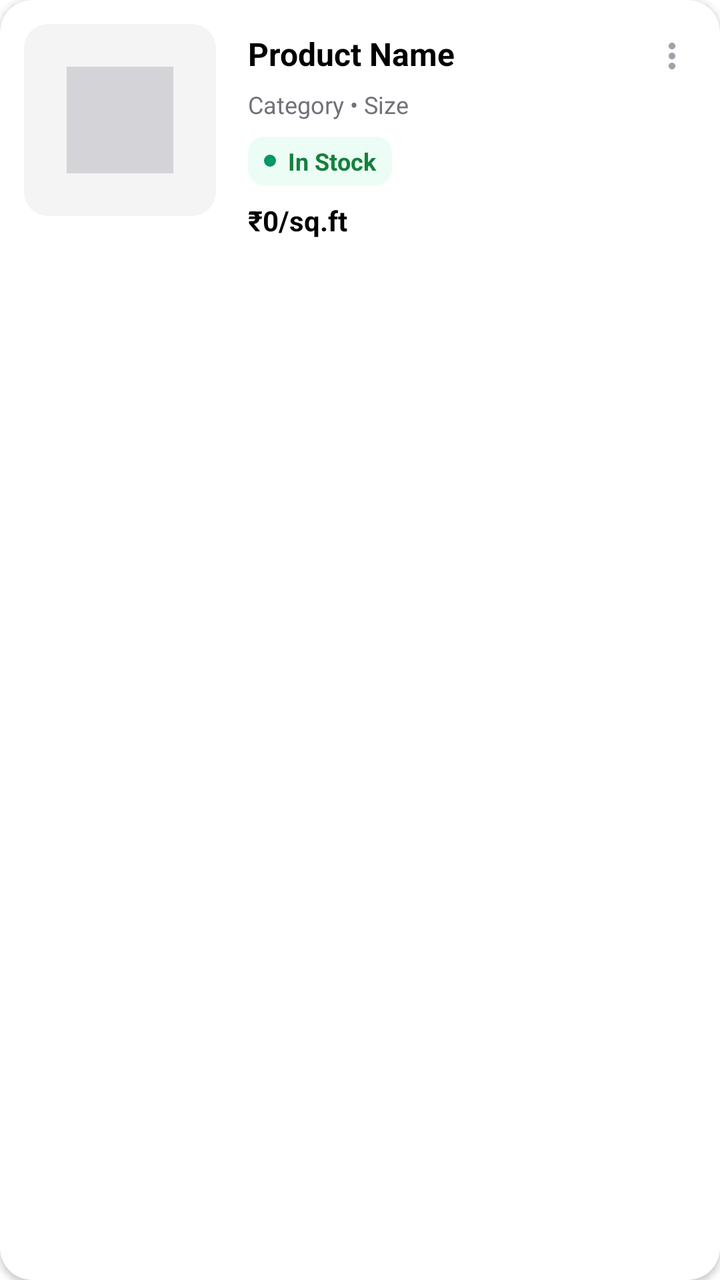
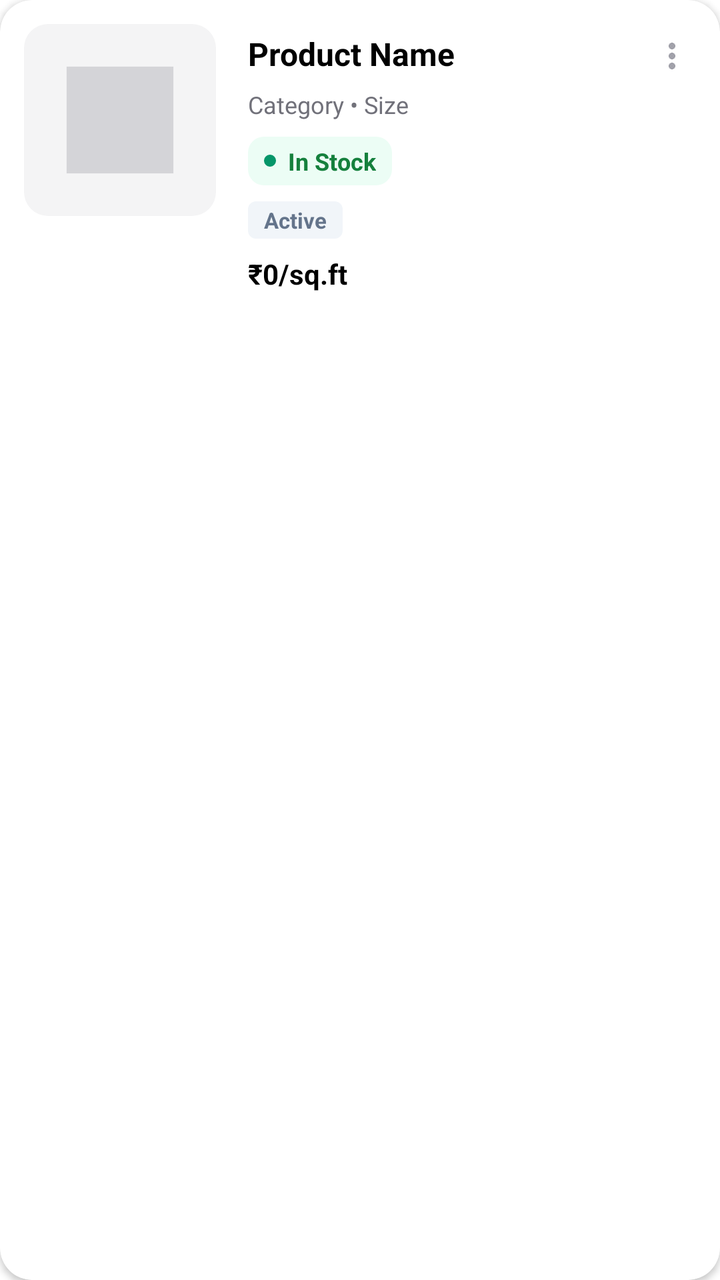

Screens rendered from an Android XML layout before and after an edit, with the pre-edit source and the edit as a unified diff.
<!-- AndroidManifest.xml: application theme Theme.Florra -->
<!-- res/layout/item_product_admin.xml -->
<?xml version="1.0" encoding="utf-8"?>
<androidx.cardview.widget.CardView xmlns:android="http://schemas.android.com/apk/res/android"
    xmlns:app="http://schemas.android.com/apk/res-auto"
    android:layout_width="match_parent"
    android:layout_height="wrap_content"
    android:layout_marginBottom="12dp"
    app:cardBackgroundColor="@color/white"
    app:cardCornerRadius="16dp"
    app:cardElevation="2dp"
    android:clickable="true"
    android:focusable="true"
    android:foreground="?attr/selectableItemBackground">

    <LinearLayout
        android:layout_width="match_parent"
        android:layout_height="wrap_content"
        android:orientation="horizontal"
        android:padding="12dp">

        
        <LinearLayout
            android:layout_width="96dp"
            android:layout_height="96dp"
            android:background="@drawable/bg_product_image"
            android:gravity="center"
            android:layout_marginEnd="16dp">

            <ImageView
                android:id="@+id/imageProduct"
                android:layout_width="80dp"
                android:layout_height="80dp"
                android:src="@drawable/ic_tile_placeholder"
                android:scaleType="centerCrop"
                app:tint="@color/zinc_300" />

        </LinearLayout>

        
        <LinearLayout
            android:layout_width="0dp"
            android:layout_height="wrap_content"
            android:layout_weight="1"
            android:orientation="vertical"
            android:paddingVertical="4dp">

            
            <RelativeLayout
                android:layout_width="match_parent"
                android:layout_height="wrap_content"
                android:layout_marginBottom="4dp">

                
                <TextView
                    android:id="@+id/textName"
                    android:layout_width="wrap_content"
                    android:layout_height="wrap_content"
                    android:text="Product Name"
                    android:textColor="@color/primary_color"
                    android:textSize="16sp"
                    android:textStyle="bold"
                    android:layout_alignParentStart="true"
                    android:layout_toStartOf="@id/btnMore" />

                
                <ImageView
                    android:id="@+id/btnMore"
                    android:layout_width="24dp"
                    android:layout_height="24dp"
                    android:src="@drawable/ic_more_vert"
                    app:tint="@color/zinc_400"
                    android:background="?attr/selectableItemBackgroundBorderless"
                    android:clickable="true"
                    android:focusable="true"
                    android:layout_alignParentEnd="true"
                    android:padding="2dp" />

            </RelativeLayout>

            
            <TextView
                android:id="@+id/textDetails"
                android:layout_width="wrap_content"
                android:layout_height="wrap_content"
                android:text="Category • Size"
                android:textColor="@color/zinc_500"
                android:textSize="12sp"
                android:layout_marginBottom="8dp" />

            
            <LinearLayout
                android:id="@+id/stockContainer"
                android:layout_width="wrap_content"
                android:layout_height="wrap_content"
                android:orientation="horizontal"
                android:gravity="center_vertical"
                android:background="@drawable/bg_stock_in"
                android:paddingHorizontal="8dp"
                android:paddingVertical="4dp"
                android:layout_marginBottom="8dp">

                
                <View
                    android:id="@+id/stockDot"
                    android:layout_width="6dp"
                    android:layout_height="6dp"
                    android:background="@drawable/bg_green_dot"
                    android:layout_marginEnd="6dp" />

                
                <TextView
                    android:id="@+id/textStock"
                    android:layout_width="wrap_content"
                    android:layout_height="wrap_content"
                    android:text="In Stock"
                    android:textColor="@color/emerald_700"
                    android:textSize="12sp"
                    android:textStyle="bold" />

            </LinearLayout>

            
            <TextView
                android:id="@+id/textPrice"
                android:layout_width="wrap_content"
                android:layout_height="wrap_content"
                android:text="₹0/sq.ft"
                android:textColor="@color/primary_color"
                android:textSize="14sp"
                android:textStyle="bold" />

        </LinearLayout>

    </LinearLayout>

</androidx.cardview.widget.CardView>
<!-- resources referenced by this layout -->
<resources>
  <color name="emerald_700">#15803d</color>
  <color name="primary_color">#FF000000</color>
  <color name="white">#FFFFFFFF</color>
  <color name="zinc_300">#d4d4d8</color>
  <color name="zinc_400">#a1a1aa</color>
  <color name="zinc_500">#71717a</color>
  <!-- drawable bg_green_dot (drawable) -->
  <?xml version="1.0" encoding="utf-8"?>
  <shape xmlns:android="http://schemas.android.com/apk/res/android">
      <solid android:color="#059669" />
      <corners android:radius="3dp" />
  </shape>
  <!-- drawable bg_product_image (drawable) -->
  <?xml version="1.0" encoding="utf-8"?>
  <shape xmlns:android="http://schemas.android.com/apk/res/android">
      <solid android:color="#F4F4F5" />
      <corners android:radius="12dp" />
  </shape>
  <!-- drawable bg_stock_in (drawable) -->
  <?xml version="1.0" encoding="utf-8"?>
  <shape xmlns:android="http://schemas.android.com/apk/res/android">
      <solid android:color="#ECFDF5" />
      <corners android:radius="8dp" />
  </shape>
  <!-- drawable ic_more_vert (drawable) -->
  <?xml version="1.0" encoding="utf-8"?>
  <vector xmlns:android="http://schemas.android.com/apk/res/android"
      android:width="24dp"
      android:height="24dp"
      android:viewportWidth="24"
      android:viewportHeight="24">
      <path
          android:fillColor="#000000"
          android:pathData="M12,8c1.1,0,2,-0.9,2,-2s-0.9,-2,-2,-2s-2,0.9,-2,2S10.9,8,12,8zM12,10c-1.1,0,-2,0.9,-2,2s0.9,2,2,2s2,-0.9,2,-2S13.1,10,12,10zM12,16c-1.1,0,-2,0.9,-2,2s0.9,2,2,2s2,-0.9,2,-2S13.1,16,12,16z"/>
  </vector>
  <!-- drawable ic_tile_placeholder (drawable) -->
  <vector xmlns:android="http://schemas.android.com/apk/res/android"
      android:width="24dp"
      android:height="24dp"
      android:viewportWidth="24"
      android:viewportHeight="24">
      <path android:fillColor="#D4D4D8" android:pathData="M4,4H20V20H4V4Z"/>
  </vector>
  <style name="Theme.Florra" parent="Theme.MaterialComponents.Light.NoActionBar">
          <item name="colorPrimary">#0F172A</item>
          <item name="colorPrimaryVariant">#0F172A</item>
          <item name="colorOnPrimary">#FFFFFF</item>
          <item name="colorSecondary">#E2E8F0</item>
          <item name="colorSecondaryVariant">#CBD5E1</item>
          <item name="colorOnSecondary">#0F172A</item>
          <item name="android:statusBarColor">@android:color/white</item>
          <item name="android:navigationBarColor">@android:color/white</item>
          <item name="android:windowLightStatusBar">true</item>
          <item name="android:windowLightNavigationBar">true</item>
          <item name="android:windowFullscreen">false</item>
      </style>
</resources>

<!-- the commit's change to res/layout/item_product_admin.xml (unified diff, before → after) -->
@@ -52,14 +52,16 @@
                 
                 <TextView
                     android:id="@+id/textName"
-                    android:layout_width="wrap_content"
+                    android:layout_width="match_parent"
                     android:layout_height="wrap_content"
                     android:text="Product Name"
                     android:textColor="@color/primary_color"
                     android:textSize="16sp"
                     android:textStyle="bold"
                     android:layout_alignParentStart="true"
-                    android:layout_toStartOf="@id/btnMore" />
+                    android:layout_toStartOf="@id/btnMore"
+                    android:maxLines="1"
+                    android:ellipsize="end" />
 
                 
                 <ImageView
@@ -120,6 +122,20 @@
 
             
             <TextView
+                android:id="@+id/textStatus"
+                android:layout_width="wrap_content"
+                android:layout_height="wrap_content"
+                android:text="Active"
+                android:textColor="@color/slate_500"
+                android:textSize="11sp"
+                android:textStyle="bold"
+                android:background="@drawable/bg_tag"
+                android:paddingHorizontal="8dp"
+                android:paddingVertical="2dp"
+                android:layout_marginBottom="8dp" />
+
+            
+            <TextView
                 android:id="@+id/textPrice"
                 android:layout_width="wrap_content"
                 android:layout_height="wrap_content"
<!-- resource entries referenced after the edit -->
@@ -2,6 +2,7 @@
 <resources>
   <color name="emerald_700">#15803d</color>
   <color name="primary_color">#FF000000</color>
+  <color name="slate_500">#64748B</color>
   <color name="white">#FFFFFFFF</color>
   <color name="zinc_300">#d4d4d8</color>
   <color name="zinc_400">#a1a1aa</color>
@@ -23,6 +24,12 @@
   <shape xmlns:android="http://schemas.android.com/apk/res/android">
       <solid android:color="#ECFDF5" />
       <corners android:radius="8dp" />
+  </shape>
+  <!-- drawable bg_tag (drawable) -->
+  <?xml version="1.0" encoding="utf-8"?>
+  <shape xmlns:android="http://schemas.android.com/apk/res/android">
+      <solid android:color="@color/slate_100" />
+      <corners android:radius="4dp" />
   </shape>
   <!-- drawable ic_more_vert (drawable) -->
   <?xml version="1.0" encoding="utf-8"?>
@@ -56,5 +63,6 @@
           <item name="android:windowLightNavigationBar">true</item>
           <item name="android:windowFullscreen">false</item>
       </style>
+  <color name="slate_100">#F1F5F9</color>
 </resources>
 
